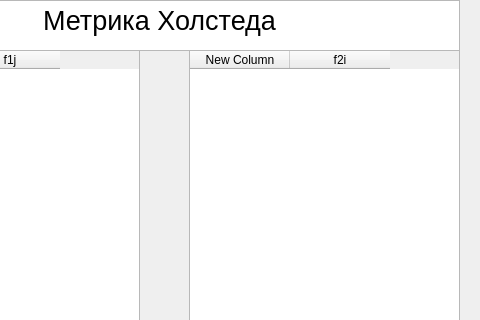
The window that phpHolstedMetrics/mainwindow.ui (aonbel/labsMSiSvIT) describes before a commit, drawn with Qt 5; both pictures show x 231 to 711 and y 0 to 320 of the 800 by 761 pixel window.
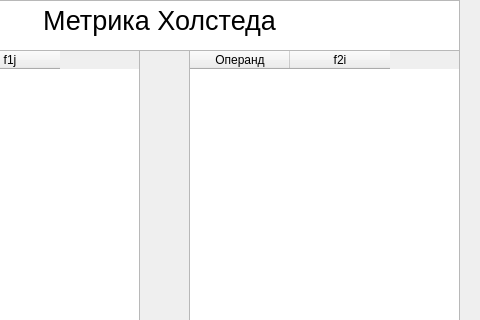
The same window after the commit.

What changed in the file:
```diff
--- a/phpHolstedMetrics/mainwindow.ui
+++ b/phpHolstedMetrics/mainwindow.ui
@@ -45,7 +45,7 @@
     </property>
     <column>
      <property name="text">
-      <string>New Column</string>
+      <string>Операнд</string>
      </property>
     </column>
     <column>
```
